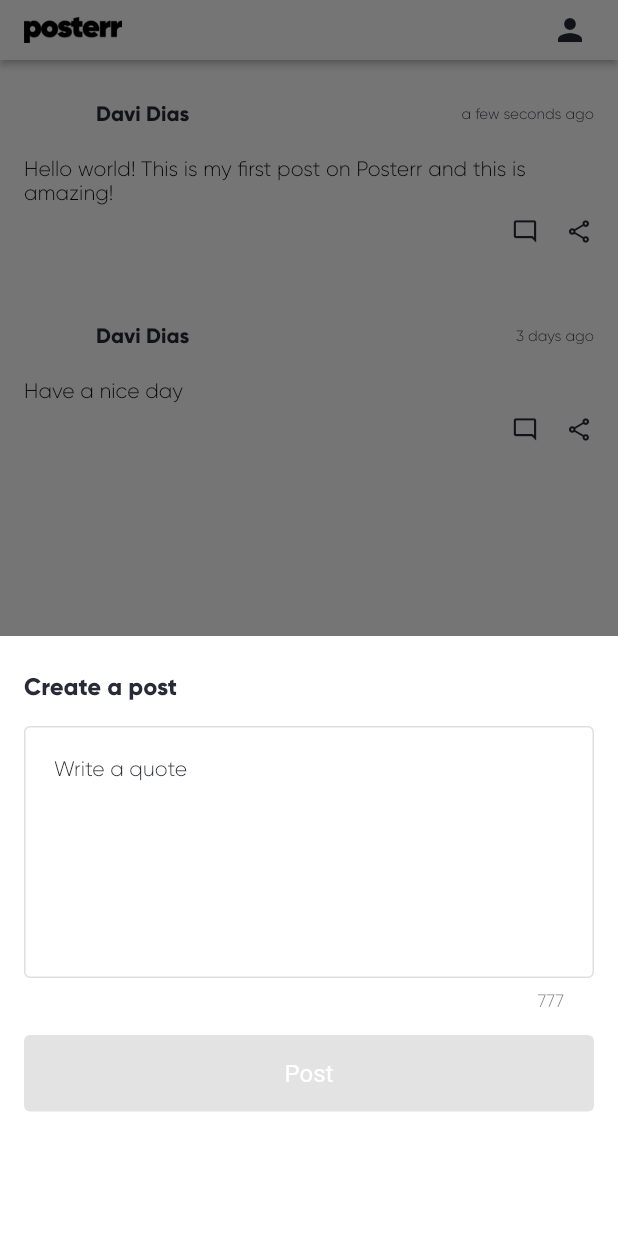
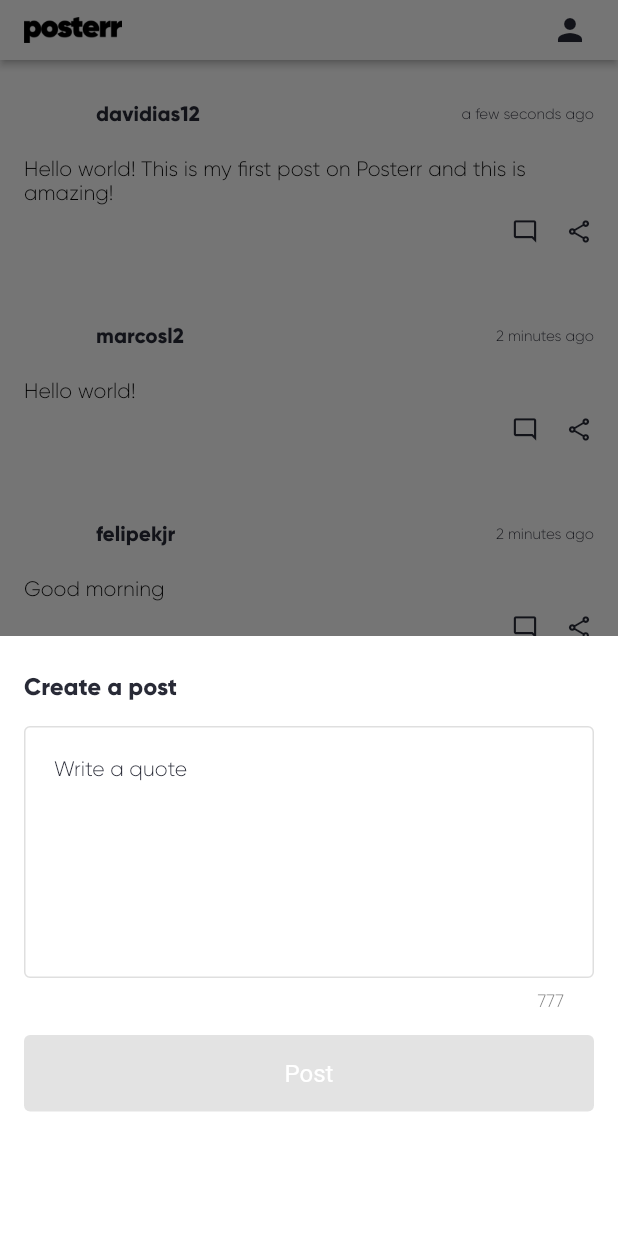
Before and after one commit to felipekjr/posterr_flutter, a Flutter app: the screen it shows after launch, after a tap on the "mode comment" icon, on a phone screen of 412 x 824 dp. Run offline on Flutter 3.47's test engine with Material 2 defaults, Android fonts, the phone set to English and light mode, and no system bars; our stand-ins replace dartz, equatable, flutter_spinkit, fluttertoast, get_it, hive and 2 more; accounts and stored records are empty; network calls fail; statements that could not run were skipped.

Commit message:
refact: arrange imports

```diff
--- a/lib/src/core/config/mock_config.dart
+++ b/lib/src/core/config/mock_config.dart
@@ -1,8 +1,8 @@
 import 'package:get_it/get_it.dart';
-import 'package:posterr_flutter/src/core/consts/consts.dart';
-import 'package:posterr_flutter/src/core/services/services.dart';
 import 'package:shared_preferences/shared_preferences.dart';
 
+import '../../core/consts/consts.dart';
+import '../../core/services/services.dart';
 import '../../domain/entities/entities.dart';
 import '../../domain/helpers/helpers.dart';
 import '../factories/data_sources/data_sources.dart';
@@ -13,7 +13,7 @@ class MockConfig {
     final postDS = makeLocalPostDataSource();
 
     // Setup active user
-    const activeUsername = 'John Doe';
+    const activeUsername = 'johndoe';
     final userSession = GetIt.I.get<UserSessionService>();
     final activeUser = await userDS.save( UserEntity(username: activeUsername, createdAt: DateTime.now()));
 
@@ -28,32 +28,58 @@ class MockConfig {
     }
 
     // Create users
-    final otherUser = await userDS.save(UserEntity(
-        username: 'Davi Dias',
+    final secondUser = await userDS.save(UserEntity(
+        username: 'davidias12',
         createdAt: DateTime.now().subtract(const Duration(days: 20),),),);
-    userDS.save(UserEntity(
-        username: 'John Doe',
+    final thirdUser = await userDS.save(UserEntity(
+        username: 'marcosl2',
         createdAt: DateTime.now().subtract(const Duration(days: 2))));
-    userDS.save(UserEntity(
-        username: 'Davi Dias',
+    final fourthUser = await userDS.save(UserEntity(
+        username: 'felipekjr',
         createdAt: DateTime.now().subtract(const Duration(days: 1))));
 
     // Create initial posts
     postDS.save(
       PostEntity(
         createdAt: DateTime.now(),
-        author: otherUser.toEntity(),
+        author: secondUser.toEntity(),
         type: PostType.normal,
         text: 'Hello world! This is my first post on Posterr and this is amazing!'
       ),
     );
     postDS.save(
       PostEntity(
+        createdAt: DateTime.now().subtract(const Duration(minutes: 2)),
+        author: thirdUser.toEntity(),
+        type: PostType.normal,
+        text: 'Hello world!'
+      ),
+    );
+    postDS.save(
+      PostEntity(
+        createdAt: DateTime.now().subtract(const Duration(minutes: 2)),
+        author: fourthUser.toEntity(),
+        type: PostType.normal,
+        text: 'Good morning'
+      ),
+    );
+    final secondMockPost = await postDS.save(
+      PostEntity(
         createdAt: DateTime.now().subtract(const Duration(days: 3)),
-        author: otherUser.toEntity(),
+        author: fourthUser.toEntity(),
         type: PostType.normal,
         text: 'Have a nice day'
       ),
     );
+    postDS.save(
+      PostEntity(
+        createdAt: DateTime.now().subtract(const Duration(days: 2)),
+        author: activeUser.toEntity(),
+        type: PostType.quote,
+        text: ':)',
+        child: secondMockPost.toEntity(),
+        childId: secondMockPost.id
+      ),
+    );
   }
 }
--- a/lib/src/core/factories/presenters/home_presenter_factory.dart
+++ b/lib/src/core/factories/presenters/home_presenter_factory.dart
@@ -1,6 +1,6 @@
 import 'package:get_it/get_it.dart';
-import 'package:posterr_flutter/src/core/services/services.dart';
 
+import '../../../core/services/services.dart';
 import '../../../domain/usecases/usecases.dart';
 import '../../../presentation/value_notifier_home_presenter.dart';
 import '../../../ui/pages/home/home.dart';
--- a/lib/src/core/factories/presenters/profile_presenter_factory.dart
+++ b/lib/src/core/factories/presenters/profile_presenter_factory.dart
@@ -1,7 +1,7 @@
 import 'package:get_it/get_it.dart';
-import 'package:posterr_flutter/src/core/services/services.dart';
-import 'package:posterr_flutter/src/domain/usecases/usecases.dart';
 
+import '../../../core/services/services.dart';
+import '../../../domain/usecases/usecases.dart';
 import '../../../presentation/value_notifier_profile_presenter.dart';
 import '../../../ui/pages/pages.dart';
 
--- a/lib/src/core/services/user_session_service.dart
+++ b/lib/src/core/services/user_session_service.dart
@@ -1,6 +1,7 @@
 import 'package:flutter/foundation.dart';
-import 'package:posterr_flutter/src/domain/entities/user_entity.dart';
-import 'package:posterr_flutter/src/domain/usecases/get_user_use_case.dart';
+
+import '../../domain/entities/user_entity.dart';
+import '../../domain/usecases/get_user_use_case.dart';
 
 class UserSessionService {
   final GetUser getUser;
--- /dev/null
+++ b/lib/src/core/validators/string_validators.dart
@@ -0,0 +1,5 @@
+class StringValidators {
+  static bool hasNoSpecialCharacteres(String str) {
+    return RegExp(r'^[ 0-9a-zA-ZáàâãéèêíïóôõöúçñÁÀÂÃÊÉÈÍÏÓÔÕÖÚÇ]+$').hasMatch(str);
+  }
+}
--- /dev/null
+++ b/lib/src/core/validators/validators.dart
@@ -0,0 +1 @@
+export './string_validators.dart';
--- a/lib/src/domain/entities/post_entity.dart
+++ b/lib/src/domain/entities/post_entity.dart
@@ -1,6 +1,6 @@
 import 'package:equatable/equatable.dart';
-import 'package:posterr_flutter/src/domain/entities/user_entity.dart';
 
+import './user_entity.dart';
 import '../helpers/helpers.dart';
 
 class PostEntity extends Equatable {
--- a/lib/src/domain/entities/user_entity.dart
+++ b/lib/src/domain/entities/user_entity.dart
@@ -1,4 +1,6 @@
 import 'package:equatable/equatable.dart';
+
+import '../../core/validators/validators.dart';
 
 class UserEntity extends Equatable {
   final String? id;
@@ -20,6 +22,8 @@ class UserEntity extends Equatable {
         id: id ?? this.id,
       );
 
+  bool isValid() => username.length <= 14 && StringValidators.hasNoSpecialCharacteres(username);
+
   @override
   List<Object?> get props => [username, createdAt, id];
 }
--- a/lib/src/external/data_sources/user/local_user_datasource.dart
+++ b/lib/src/external/data_sources/user/local_user_datasource.dart
@@ -11,11 +11,16 @@ class LocalUserDataSource implements UserDataSource<LocalUserModel> {
 
   @override
   Future<LocalUserModel> save(UserEntity user) async {
-    final userModel = LocalUserModel.fromEntity(user);
-    final id = await box.add(userModel);
-    final userWithId = userModel.copy(id: id.toString());
-    await box.put(id, userWithId);
-    return userWithId;
+    if (user.isValid()) {
+      final userModel = LocalUserModel.fromEntity(user);
+      final id = await box.add(userModel);
+      final userWithId = userModel.copy(id: id.toString());
+      await box.put(id, userWithId);
+      return userWithId;
+    } else {
+      throw Exception('Invalid username');
+    }
+
   }
 
   @override
--- a/lib/src/ui/pages/profile/profile_presenter.dart
+++ b/lib/src/ui/pages/profile/profile_presenter.dart
@@ -11,6 +11,7 @@ abstract class ProfilePresenter extends BasePresenter {
 
   // Future<void> getLoggedUser();
   Future<void> getPosts();
+
   Future<void> makeSimplePost({
     required String text,
   });
--- a/lib/src/ui/widgets/feed.dart
+++ b/lib/src/ui/widgets/feed.dart
@@ -1,11 +1,11 @@
 import 'package:flutter/material.dart';
 import 'package:get_it/get_it.dart';
 import 'package:posterr_design_system/posterr_design_system.dart';
-import 'package:posterr_flutter/src/core/services/user_session_service.dart';
-import 'package:posterr_flutter/src/domain/helpers/helpers.dart';
 
 import '../../core/extensions/extensions.dart';
+import '../../core/services/user_session_service.dart';
 import '../../domain/entities/entities.dart';
+import '../../domain/helpers/helpers.dart';
 
 class Feed extends StatelessWidget {
   final List<PostEntity> posts;
```
Also changed, not shown: lib/src/ui/pages/profile/profile_page.dart (+4 -4 lines).
